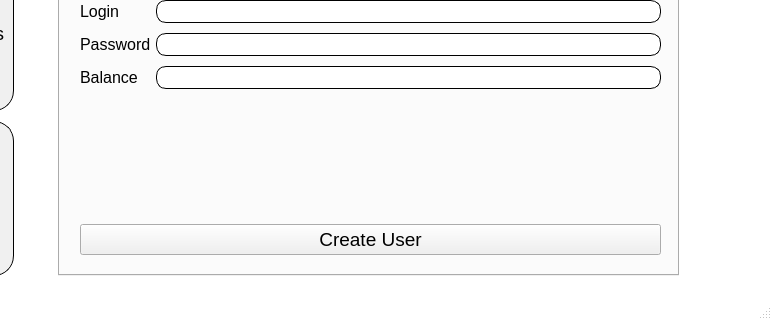
The window that mainwindow.ui (ihareal/budgeting) describes before a commit, drawn with Qt 5; both pictures show x 172 to 944 and y 414 to 734 of the 944 by 734 pixel window.
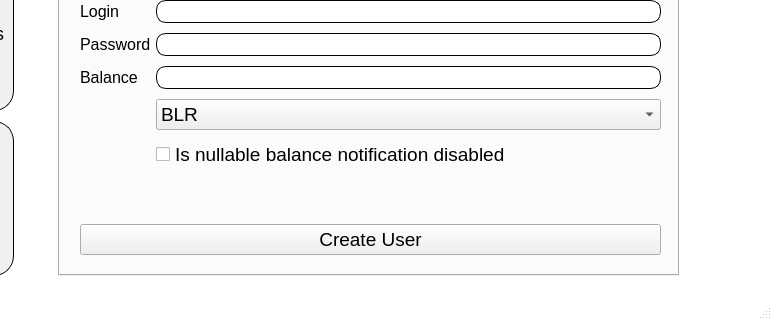
The same window after the commit. The open tabs and pages were chosen to show the change.

Commit message:
Add new notification form
Adjust layout
Change payment type
Adjust CRUD after fields has been changed

```diff
--- a/mainwindow.ui
+++ b/mainwindow.ui
@@ -2394,13 +2394,13 @@
                </property>
               </widget>
              </item>
-             <item row="3" column="0" colspan="2">
+             <item row="5" column="0" colspan="2">
               <layout class="QHBoxLayout" name="horizontalLayout_12">
                <property name="spacing">
                 <number>1</number>
                </property>
                <property name="topMargin">
-                <number>125</number>
+                <number>45</number>
                </property>
                <item>
                 <widget class="QPushButton" name="usersCreateButton">
@@ -2433,6 +2433,49 @@
                </item>
               </layout>
              </item>
+             <item row="4" column="1">
+              <widget class="QCheckBox" name="userCreateIsChekedCheckBox">
+               <property name="font">
+                <font>
+                 <family>Segoe UI</family>
+                 <pointsize>14</pointsize>
+                </font>
+               </property>
+               <property name="text">
+                <string>Is nullable balance notification disabled</string>
+               </property>
+              </widget>
+             </item>
+             <item row="3" column="1">
+              <widget class="QComboBox" name="userCreateCurrenciesComboBox">
+               <property name="font">
+                <font>
+                 <family>Segoe UI</family>
+                 <pointsize>14</pointsize>
+                </font>
+               </property>
+               <item>
+                <property name="text">
+                 <string>BLR</string>
+                </property>
+               </item>
+               <item>
+                <property name="text">
+                 <string>RUB</string>
+                </property>
+               </item>
+               <item>
+                <property name="text">
+                 <string>USD</string>
+                </property>
+               </item>
+               <item>
+                <property name="text">
+                 <string>EUR</string>
+                </property>
+               </item>
+              </widget>
+             </item>
             </layout>
            </widget>
           </widget>
```
Left out of the diff: 234 changed lines with no effect on the pictures. The commit also changes 8 other files.
